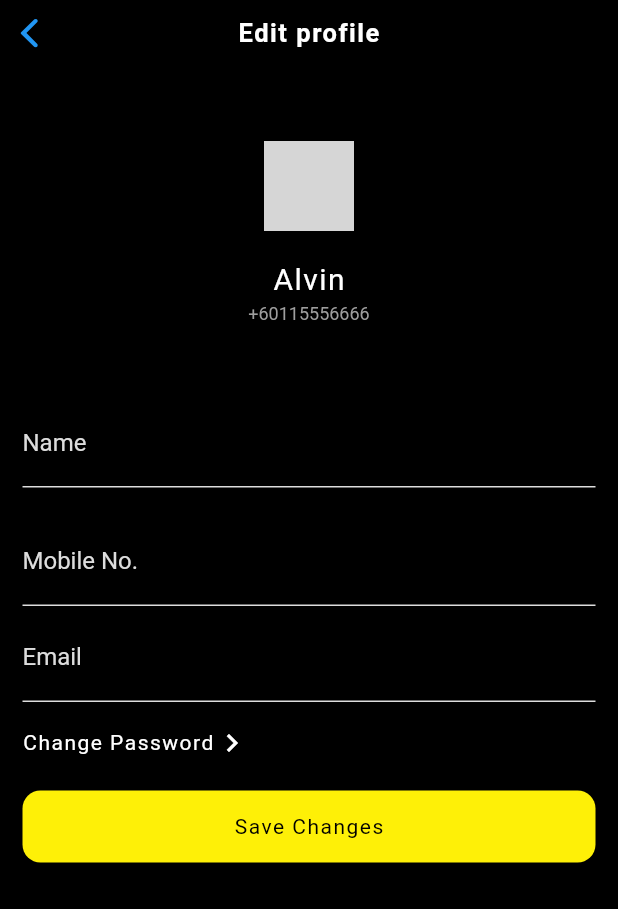
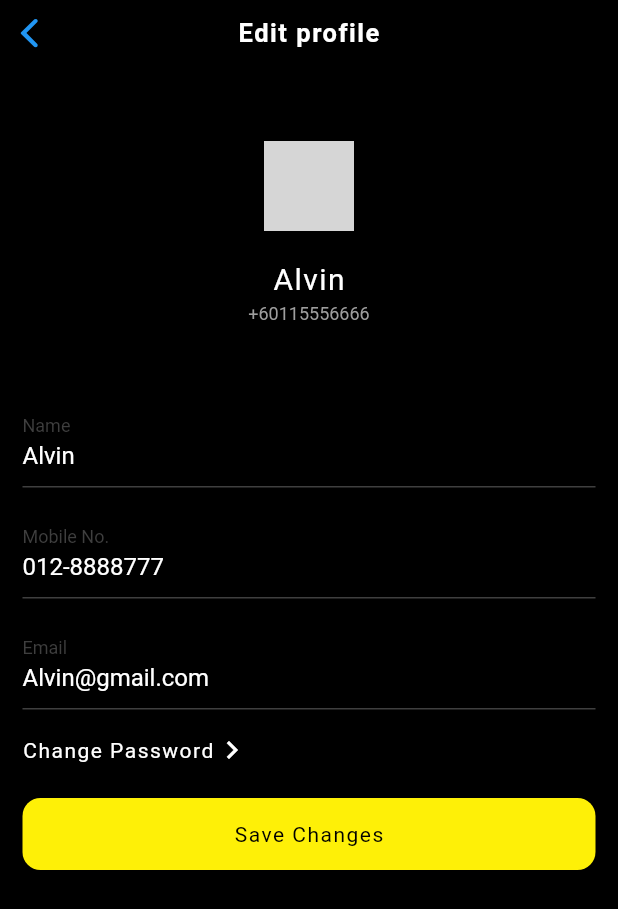
Before and after one commit to alvindrakes/gsc_cinema_app_clone, a Flutter app: the EditProfilePage screen opened directly, on a phone screen of 412 x 824 dp. Shown: the top 909 px of the screen. Run offline on Flutter 3.47's test engine with Material 2 defaults, Android fonts, the phone set to English and light mode, and no system bars; drawn by our look-alikes of cached_network_image, circular_profile_avatar; our stand-ins replace flutter_svg; network calls fail; grey boxes are pictures that could not be loaded.

Commit message:
refine edit profile

```diff
--- a/lib/ui/pages/edit_profile_page.dart
+++ b/lib/ui/pages/edit_profile_page.dart
@@ -43,49 +43,55 @@ class EditProfilePage extends StatelessWidget {
         crossAxisAlignment: CrossAxisAlignment.start,
         children: <Widget>[
           TextFormField(
+            style: TextStyle(color: Colors.white),
             keyboardType: TextInputType.emailAddress,
             decoration: InputDecoration(
               labelText: "Name",
-              labelStyle: TextStyle(color: AppColor.dividerGray),
+              labelStyle: TextStyle(color: AppColor.textGray),
               enabledBorder: UnderlineInputBorder(
-                borderSide: BorderSide(color: AppColor.dividerGray),
+                borderSide: BorderSide(color: AppColor.textGray),
               ),
               focusedBorder: UnderlineInputBorder(
                 borderSide: BorderSide(color: AppColor.gscYellow),
               ),
             ),
+            initialValue: 'Alvin',
           ),
           SizedBox(
-            height: 20,
+            height: 15,
           ),
           TextFormField(
+            style: TextStyle(color: Colors.white),
             keyboardType: TextInputType.emailAddress,
             decoration: InputDecoration(
               labelText: "Mobile No.",
-              labelStyle: TextStyle(color: AppColor.dividerGray),
+              labelStyle: TextStyle(color: AppColor.textGray),
               enabledBorder: UnderlineInputBorder(
-                borderSide: BorderSide(color: AppColor.dividerGray),
+                borderSide: BorderSide(color: AppColor.textGray),
               ),
               focusedBorder: UnderlineInputBorder(
                 borderSide: BorderSide(color: AppColor.gscYellow),
               ),
             ),
+            initialValue: '012-8888777',
           ),
           SizedBox(
-            height: 5,
+            height: 15,
           ),
           TextFormField(
+            style: TextStyle(color: Colors.white),
             keyboardType: TextInputType.emailAddress,
             decoration: InputDecoration(
               labelText: "Email",
-              labelStyle: TextStyle(color: AppColor.dividerGray),
+              labelStyle: TextStyle(color: AppColor.textGray),
               enabledBorder: UnderlineInputBorder(
-                borderSide: BorderSide(color: AppColor.dividerGray),
+                borderSide: BorderSide(color: AppColor.textGray),
               ),
               focusedBorder: UnderlineInputBorder(
                 borderSide: BorderSide(color: AppColor.gscYellow),
               ),
             ),
+            initialValue: 'Alvin@gmail.com',
           ),
           SizedBox(
             height: 15,
```
